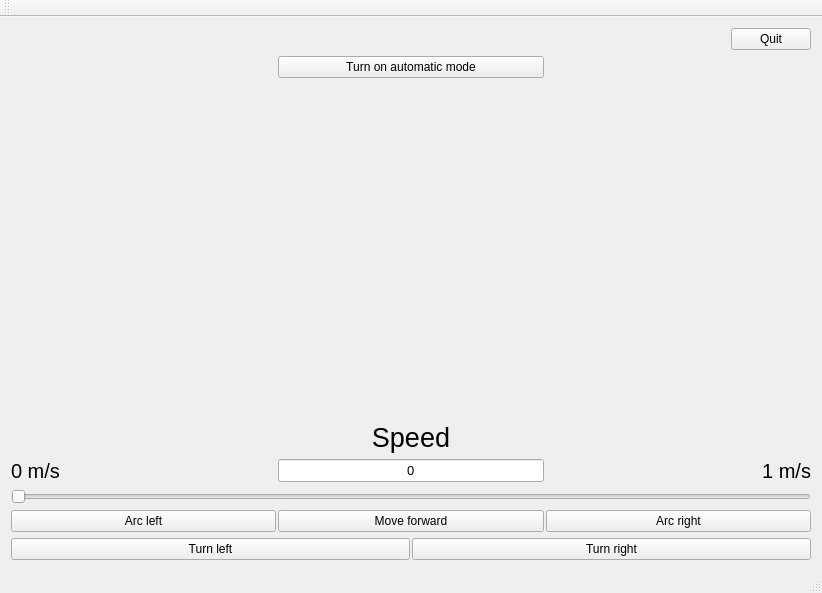
Before: the Qt Designer form Robot_Control/view.ui in EmbeddedPaul166/Robot-Control, drawn with Qt 5.
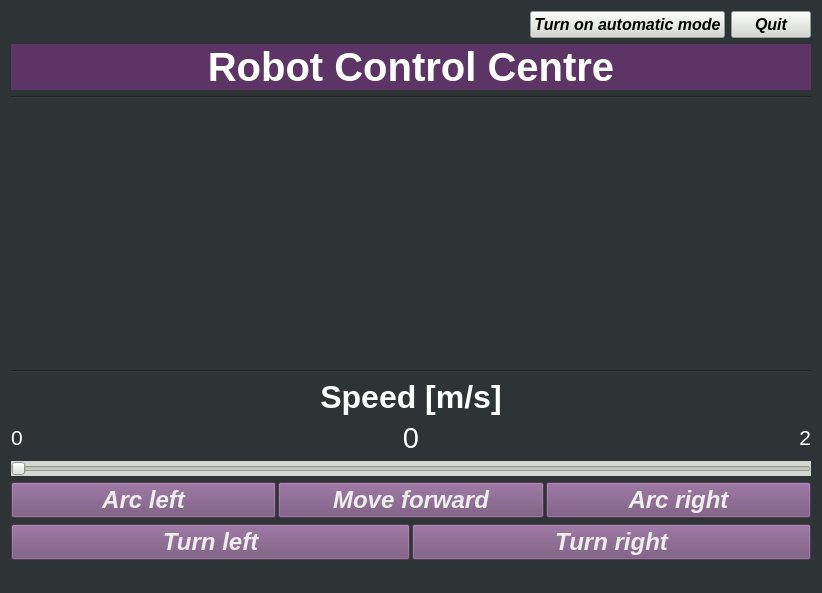
After: the same form once the commit is applied.

Commit message: Added UART class and UI changes

Diff of the .ui file:
```diff
--- a/Robot_Control/view.ui
+++ b/Robot_Control/view.ui
@@ -13,6 +13,9 @@
   <property name="windowTitle">
    <string>Robot Control Centre</string>
   </property>
+  <property name="styleSheet">
+   <string notr="true">background-color: rgb(46, 52, 54);</string>
+  </property>
   <widget class="QWidget" name="centralWidget">
    <layout class="QVBoxLayout" name="verticalLayout">
     <item>
@@ -30,6 +33,30 @@
         </property>
        </spacer>
       </item>
+      <item>
+       <widget class="QPushButton" name="automaticModeButton">
+        <property name="sizePolicy">
+         <sizepolicy hsizetype="Minimum" vsizetype="Preferred">
+          <horstretch>0</horstretch>
+          <verstretch>0</verstretch>
+         </sizepolicy>
+        </property>
+        <property name="font">
+         <font>
+          <pointsize>12</pointsize>
+          <weight>75</weight>
+          <italic>true</italic>
+          <bold>true</bold>
+         </font>
+        </property>
+        <property name="styleSheet">
+         <string notr="true">background-color: rgb(211, 215, 207);</string>
+        </property>
+        <property name="text">
+         <string>Turn on automatic mode</string>
+        </property>
+       </widget>
+      </item>
       <item>
        <widget class="QPushButton" name="exitButton">
         <property name="sizePolicy">
@@ -38,6 +65,17 @@
           <verstretch>0</verstretch>
          </sizepolicy>
         </property>
+        <property name="font">
+         <font>
+          <pointsize>12</pointsize>
+          <weight>75</weight>
+          <italic>true</italic>
+          <bold>true</bold>
+         </font>
+        </property>
+        <property name="styleSheet">
+         <string notr="true">background-color: rgb(211, 215, 207);</string>
+        </property>
         <property name="text">
          <string>Quit</string>
         </property>
@@ -48,46 +86,35 @@
     <item>
      <layout class="QHBoxLayout" name="automaticModeLayout">
       <item>
-       <spacer name="horizontalSpacer_5">
-        <property name="orientation">
-         <enum>Qt::Horizontal</enum>
+       <widget class="QLabel" name="titleLabel">
+        <property name="font">
+         <font>
+          <pointsize>30</pointsize>
+          <weight>75</weight>
+          <bold>true</bold>
+         </font>
         </property>
-        <property name="sizeHint" stdset="0">
-         <size>
-          <width>40</width>
-          <height>20</height>
-         </size>
-        </property>
-       </spacer>
-      </item>
-      <item>
-       <widget class="QPushButton" name="pushButton">
-        <property name="sizePolicy">
-         <sizepolicy hsizetype="Expanding" vsizetype="Preferred">
-          <horstretch>0</horstretch>
-          <verstretch>0</verstretch>
-         </sizepolicy>
+        <property name="styleSheet">
+         <string notr="true">background-color: rgb(92, 53, 102);
+color: rgb(255, 255, 255);</string>
         </property>
         <property name="text">
-         <string>Turn on automatic mode</string>
+         <string>Robot Control Centre</string>
+        </property>
+        <property name="alignment">
+         <set>Qt::AlignCenter</set>
         </property>
        </widget>
       </item>
-      <item>
-       <spacer name="horizontalSpacer_6">
-        <property name="orientation">
-         <enum>Qt::Horizontal</enum>
-        </property>
-        <property name="sizeHint" stdset="0">
-         <size>
-          <width>40</width>
-          <height>20</height>
-         </size>
-        </property>
-       </spacer>
-      </item>
      </layout>
     </item>
+    <item>
+     <widget class="Line" name="line_2">
+      <property name="orientation">
+       <enum>Qt::Horizontal</enum>
+      </property>
+     </widget>
+    </item>
     <item>
      <layout class="QHBoxLayout" name="cameraViewLayout">
       <item>
@@ -146,6 +173,13 @@
       </item>
      </layout>
     </item>
+    <item>
+     <widget class="Line" name="line">
+      <property name="orientation">
+       <enum>Qt::Horizontal</enum>
+      </property>
+     </widget>
+    </item>
     <item>
      <widget class="QLabel" name="speedLabel">
       <property name="sizePolicy">
@@ -162,11 +196,16 @@
       </property>
       <property name="font">
        <font>
-        <pointsize>20</pointsize>
+        <pointsize>24</pointsize>
+        <weight>75</weight>
+        <bold>true</bold>
        </font>
       </property>
+      <property name="styleSheet">
+       <string notr="true">color: rgb(255, 255, 255);</string>
+      </property>
       <property name="text">
-       <string>Speed</string>
+       <string>Speed [m/s]</string>
       </property>
       <property name="alignment">
        <set>Qt::AlignCenter</set>
@@ -188,27 +227,27 @@
         </property>
         <property name="font">
          <font>
-          <pointsize>15</pointsize>
+          <pointsize>16</pointsize>
          </font>
         </property>
+        <property name="styleSheet">
+         <string notr="true">color: rgb(255, 255, 255);</string>
+        </property>
         <property name="text">
-         <string>0 m/s</string>
+         <string>0</string>
         </property>
        </widget>
       </item>
       <item>
-       <widget class="QLineEdit" name="speedEditDisplay">
-        <property name="sizePolicy">
-         <sizepolicy hsizetype="Preferred" vsizetype="Fixed">
-          <horstretch>0</horstretch>
-          <verstretch>0</verstretch>
-         </sizepolicy>
-        </property>
+       <widget class="QLabel" name="speedDisplayLabel">
         <property name="font">
          <font>
-          <pointsize>10</pointsize>
+          <pointsize>22</pointsize>
          </font>
         </property>
+        <property name="styleSheet">
+         <string notr="true">color: rgb(255, 255, 255);</string>
+        </property>
         <property name="text">
          <string>0</string>
         </property>
@@ -227,11 +266,14 @@
         </property>
         <property name="font">
          <font>
-          <pointsize>15</pointsize>
+          <pointsize>16</pointsize>
          </font>
         </property>
+        <property name="styleSheet">
+         <string notr="true">color: rgb(255, 255, 255);</string>
+        </property>
         <property name="text">
-         <string>1 m/s</string>
+         <string>2</string>
         </property>
         <property name="alignment">
          <set>Qt::AlignRight|Qt::AlignTrailing|Qt::AlignVCenter</set>
@@ -248,6 +290,12 @@
         <verstretch>0</verstretch>
        </sizepolicy>
       </property>
+      <property name="styleSheet">
+       <string notr="true">background-color: rgb(211, 215, 207);</string>
+      </property>
+      <property name="maximum">
+       <number>100</number>
+      </property>
       <property name="orientation">
        <enum>Qt::Horizontal</enum>
       </property>
@@ -260,6 +308,18 @@
       </property>
       <item>
        <widget class="QPushButton" name="arcLeftButton">
+        <property name="font">
+         <font>
+          <pointsize>18</pointsize>
+          <weight>75</weight>
+          <italic>true</italic>
+          <bold>true</bold>
+         </font>
+        </property>
+        <property name="styleSheet">
+         <string notr="true">background-color: rgb(117, 80, 123);
+color: rgb(238, 238, 236);</string>
+        </property>
         <property name="text">
          <string>Arc left</string>
         </property>
@@ -267,6 +327,18 @@
       </item>
       <item>
        <widget class="QPushButton" name="moveForwardButton">
+        <property name="font">
+         <font>
+          <pointsize>18</pointsize>
+          <weight>75</weight>
+          <italic>true</italic>
+          <bold>true</bold>
+         </font>
+        </property>
+        <property name="styleSheet">
+         <string notr="true">background-color: rgb(117, 80, 123);
+color: rgb(238, 238, 236);</string>
+        </property>
         <property name="text">
          <string>Move forward</string>
         </property>
@@ -274,6 +346,18 @@
       </item>
       <item>
        <widget class="QPushButton" name="arcRightButton">
+        <property name="font">
+         <font>
+          <pointsize>18</pointsize>
+          <weight>75</weight>
+          <italic>true</italic>
+          <bold>true</bold>
+         </font>
+        </property>
+        <property name="styleSheet">
+         <string notr="true">background-color: rgb(117, 80, 123);
+color: rgb(238, 238, 236);</string>
+        </property>
         <property name="text">
          <string>Arc right</string>
         </property>
@@ -288,6 +372,18 @@
       </property>
       <item>
        <widget class="QPushButton" name="turnLeftButton">
+        <property name="font">
+         <font>
+          <pointsize>18</pointsize>
+          <weight>75</weight>
+          <italic>true</italic>
+          <bold>true</bold>
+         </font>
+        </property>
+        <property name="styleSheet">
+         <string notr="true">background-color: rgb(117, 80, 123);
+color: rgb(238, 238, 236);</string>
+        </property>
         <property name="text">
          <string>Turn left</string>
         </property>
@@ -295,6 +391,18 @@
       </item>
       <item>
        <widget class="QPushButton" name="turnRightButton">
+        <property name="font">
+         <font>
+          <pointsize>18</pointsize>
+          <weight>75</weight>
+          <italic>true</italic>
+          <bold>true</bold>
+         </font>
+        </property>
+        <property name="styleSheet">
+         <string notr="true">background-color: rgb(117, 80, 123);
+color: rgb(238, 238, 236);</string>
+        </property>
         <property name="text">
          <string>Turn right</string>
         </property>
@@ -304,14 +412,6 @@
     </item>
    </layout>
   </widget>
-  <widget class="QToolBar" name="mainToolBar">
-   <attribute name="toolBarArea">
-    <enum>TopToolBarArea</enum>
-   </attribute>
-   <attribute name="toolBarBreak">
-    <bool>false</bool>
-   </attribute>
-  </widget>
   <widget class="QStatusBar" name="statusBar"/>
  </widget>
  <layoutdefault spacing="6" margin="11"/>
```
Left out of the diff: 4 changed lines with no effect on the pictures. The commit also changes 7 other files.
